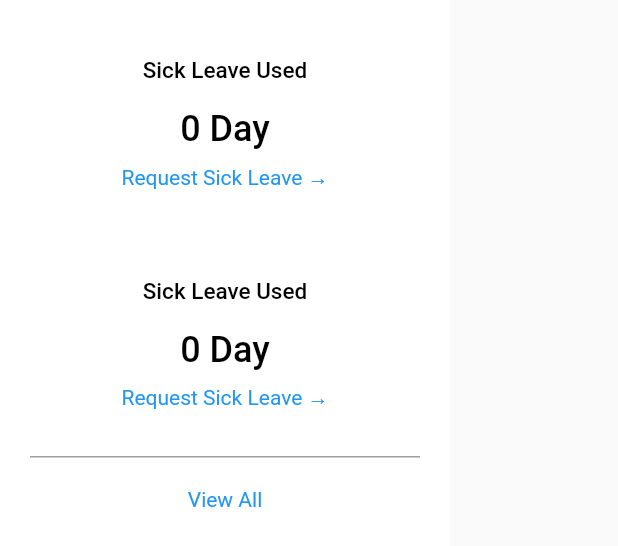
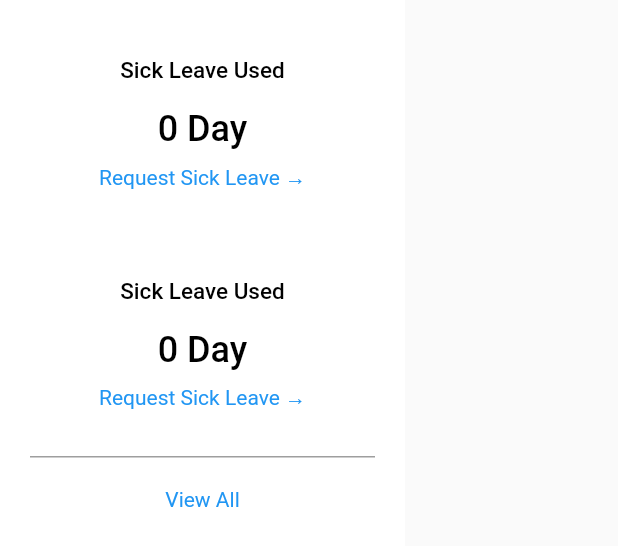
Before and after one commit to aamuzakii/arukari, a Flutter app: the RightSidebar widget shown alone on an empty page, opened directly, on a phone screen of 412 x 824 dp. Shown: the top 546 px of the screen. Run offline on Flutter 3.47's test engine with Material 2 defaults, Android fonts, the phone set to English and light mode, and no system bars; our stand-ins replace flutter_svg, google_fonts.

Commit message:
work around to fix widht overflow

```diff
--- a/lib/widgets/right_sidebar.dart
+++ b/lib/widgets/right_sidebar.dart
@@ -9,7 +9,7 @@ class RightSidebar extends StatelessWidget {
   @override
   Widget build(BuildContext context) {
     return Container(
-      width: 300,
+      width: 270, // ini PENYAKIT, KELEBARAN,
       color: Colors.white,
       child: Column(
         children: [
```
Also changed, not shown: lib/widgets/icon_with_link.dart (+6 -1 lines).
